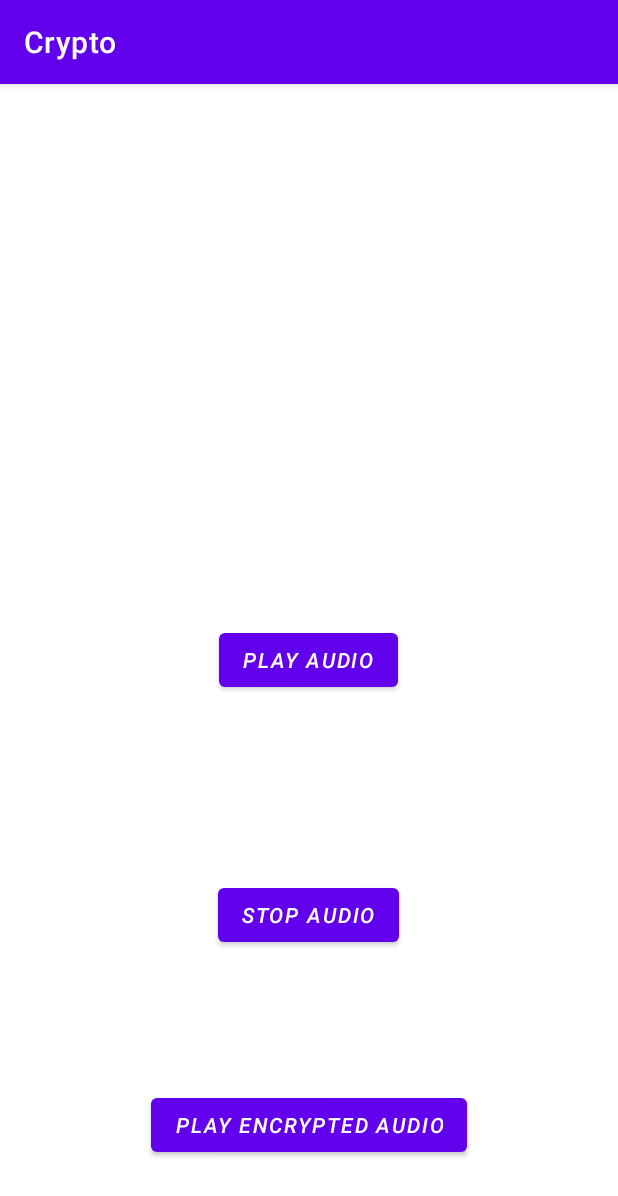
After one commit to Ananyag2806/Crypto, an Android app: the VoiceEncryption screen opened directly, with no data from a screen before it, on a phone screen of 412 x 824 dp. The commit adds this screen. Shown: the top 1196 px of the screen. Run offline under Robolectric (Android 15) with nearby library versions, the phone set to English and light mode, and no system bars.

Commit message:
Added Voice Encryption

```diff
--- a/app/build.gradle
+++ b/app/build.gradle
@@ -29,6 +29,8 @@ android {
 
 dependencies {
 
+    implementation 'commons-io:commons-io:2.5'
+
     implementation 'androidx.appcompat:appcompat:1.2.0'
     implementation 'com.google.android.material:material:1.3.0'
     implementation 'androidx.constraintlayout:constraintlayout:2.0.4'
--- a/app/src/main/AndroidManifest.xml
+++ b/app/src/main/AndroidManifest.xml
@@ -21,6 +21,9 @@
             android:name=".PasswordVault"
             android:exported="false" />
         <activity
+            android:name=".VoiceEncryption"
+            android:exported="false" />
+        <activity
             android:name=".MainActivity"
             android:exported="true">
             <intent-filter>
--- /dev/null
+++ b/app/src/main/java/com/example/crypto/VoiceEncryption.java
@@ -0,0 +1,163 @@
+package com.example.crypto;
+
+import static com.example.crypto.Utility.getOnlyStrings;
+
+import androidx.appcompat.app.AppCompatActivity;
+
+import android.Manifest;
+import android.content.res.AssetFileDescriptor;
+import android.media.MediaPlayer;
+import android.os.Build;
+import android.os.Bundle;
+import android.os.Environment;
+import android.speech.tts.TextToSpeech;
+import android.util.Base64;
+import android.view.View;
+import android.widget.Button;
+
+import org.apache.commons.io.FileUtils;
+
+import java.io.File;
+import java.io.FileOutputStream;
+import java.util.Locale;
+
+public class VoiceEncryption extends AppCompatActivity {
+
+    Button button;
+    Button btnText;
+    Button btnStop;
+    MediaPlayer player=new MediaPlayer();
+    File file;
+    int REQUEST_WRITE_PERMISSION=1;
+    TextToSpeech textToSpeech;
+    String encry=null;
+
+    @Override
+    protected void onCreate(Bundle savedInstanceState) {
+        super.onCreate(savedInstanceState);
+        setContentView(R.layout.activity_voice_encryption);
+        requestPermissions();
+        button=findViewById(R.id.btnPlayAudio);
+        btnText=findViewById(R.id.btnPlayAudio2);
+        btnStop=findViewById(R.id.btnStopAudio);
+
+
+        btnStop.setOnClickListener(new View.OnClickListener() {
+            @Override
+            public void onClick(View v)
+            {
+                player.stop();
+            }
+        });
+        button.setOnClickListener(new View.OnClickListener() {
+            @Override
+            public void onClick(View v)
+            {
+                startSound();
+            }
+        });
+        textToSpeech=new TextToSpeech(getApplicationContext(), new TextToSpeech.OnInitListener() {
+            @Override
+            public void onInit(int status)
+            {
+                if(status!=TextToSpeech.ERROR)
+                {
+                    textToSpeech.setLanguage(Locale.UK);
+
+                }
+            }
+        });
+        btnText.setOnClickListener(new View.OnClickListener() {
+            @Override
+            public void onClick(View v)
+            {
+                textToSpeech.speak(encry.substring(2,30),TextToSpeech.QUEUE_FLUSH,null);
+            }
+        });
+
+    }
+
+    private void startSound()
+    {
+        AssetFileDescriptor afd=null;
+        try {
+            afd=getResources().getAssets().openFd("ProjectAudio.mp3");
+            file=new File(Environment.getExternalStorageDirectory()+"/ProjectAudio.mp3");
+            byte [] bytes= FileUtils.readFileToByteArray(file);
+            String encoded = Base64.encodeToString(bytes,0);
+            CipherEncrypt(encoded,5);
+            byte[] decoded=Base64.decode(encoded,0);
+            try
+            {
+                File file2=new File(Environment.getExternalStorageDirectory()+"/hello-5.wav");
+                FileOutputStream os=new FileOutputStream(file2,true);
+                os.write(decoded);
+                os.close();
+            }
+            catch (Exception e)
+            {
+                e.printStackTrace();
+            }
+
+        }
+        catch (Exception e)
+        {
+            e.printStackTrace();
+        }
+        try
+        {
+            assert afd!=null;
+            player.setDataSource(file.toString());
+            player.prepare();
+            player.start();
+        }
+        catch (Exception e)
+        {
+            e.printStackTrace();
+        }
+
+    }
+
+    private void requestPermissions() {
+        if(Build.VERSION.SDK_INT>=Build.VERSION_CODES.M)
+        {
+            requestPermissions(new String[]
+                    {
+                            Manifest.permission.WRITE_EXTERNAL_STORAGE
+                    },REQUEST_WRITE_PERMISSION);
+        }
+    }
+    public void CipherEncrypt(String text,int s)
+    {
+        StringBuffer result=new StringBuffer();
+        for(int i=0;i<text.length();i++)
+        {
+            if(Character.isUpperCase(text.charAt(i)))
+            {
+                char ch=(char)(((int)text.charAt(i)+s -65)%26+65);
+                result.append(ch);
+            }
+            else
+            {
+                char ch=(char)(((int)text.charAt(i)+s -97)%26+97);
+                result.append(ch);
+            }
+        }
+
+
+        encry=getOnlyStrings(result.toString());
+        try
+        {
+            byte[] decoded =  Base64.decode(result.toString(),0);
+            File file2=new File(Environment.getExternalStorageDirectory()+"/ProjectAudio1.mp3");
+            FileOutputStream os=new FileOutputStream(file2,true);
+            os.write(decoded);
+            os.close();
+        }
+        catch (Exception e)
+        {
+            e.printStackTrace();
+        }
+    }
+
+}
--- a/app/src/main/res/layout/activity_main.xml
+++ b/app/src/main/res/layout/activity_main.xml
@@ -203,7 +203,7 @@
             </LinearLayout>
 
             <LinearLayout
-                android:id="@+id/LayoutTextFile"
+                android:id="@+id/LayoutTextVoice"
                 android:layout_width="0dp"
                 android:layout_height="wrap_content"
                 android:layout_marginTop="22dp"
--- /dev/null
+++ b/app/src/main/res/layout/activity_voice_encryption.xml
@@ -0,0 +1,37 @@
+<?xml version="1.0" encoding="utf-8"?>
+<RelativeLayout xmlns:android="http://schemas.android.com/apk/res/android"
+    xmlns:app="http://schemas.android.com/apk/res-auto"
+    xmlns:tools="http://schemas.android.com/tools"
+    android:layout_width="match_parent"
+    android:layout_height="match_parent"
+    tools:context=".VoiceEncryption">
+
+    <Button
+        android:id="@+id/btnPlayAudio"
+        android:layout_width="wrap_content"
+        android:layout_height="wrap_content"
+        android:text="Play Audio"
+        android:textStyle="italic"
+        android:layout_centerInParent="true"/>
+
+    <Button
+        android:id="@+id/btnStopAudio"
+        android:layout_width="wrap_content"
+        android:layout_height="wrap_content"
+        android:text="Stop Audio"
+        android:textStyle="italic"
+        android:layout_alignParentBottom="true"
+        android:layout_marginBottom="190dp"
+        android:layout_centerInParent="true"/>
+
+    <Button
+        android:id="@+id/btnPlayAudio2"
+        android:layout_width="wrap_content"
+        android:layout_height="wrap_content"
+        android:text="Play Encrypted Audio"
+        android:textStyle="italic"
+        android:layout_alignParentBottom="true"
+        android:layout_marginBottom="50dp"
+        android:layout_centerInParent="true"/>
+
+</RelativeLayout>
```
Also changed, not shown: app/src/main/java/com/example/crypto/MainActivity.java (+11 -1 lines), app/src/main/java/com/example/crypto/Utility.java (added, +21 -0 lines).
